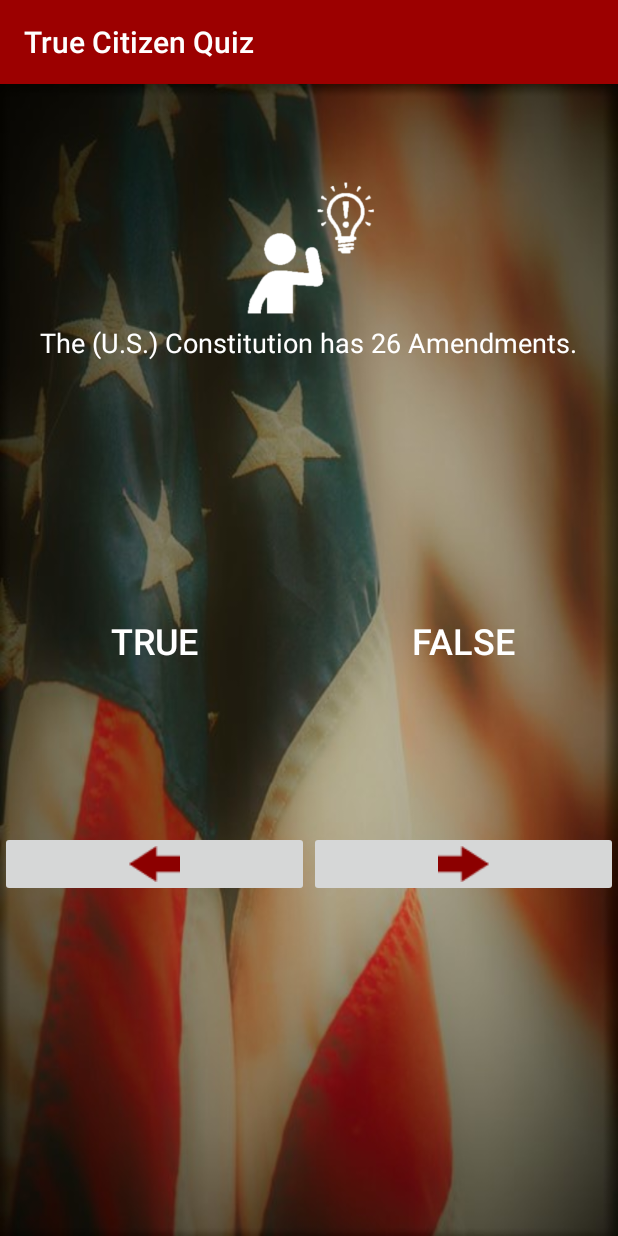
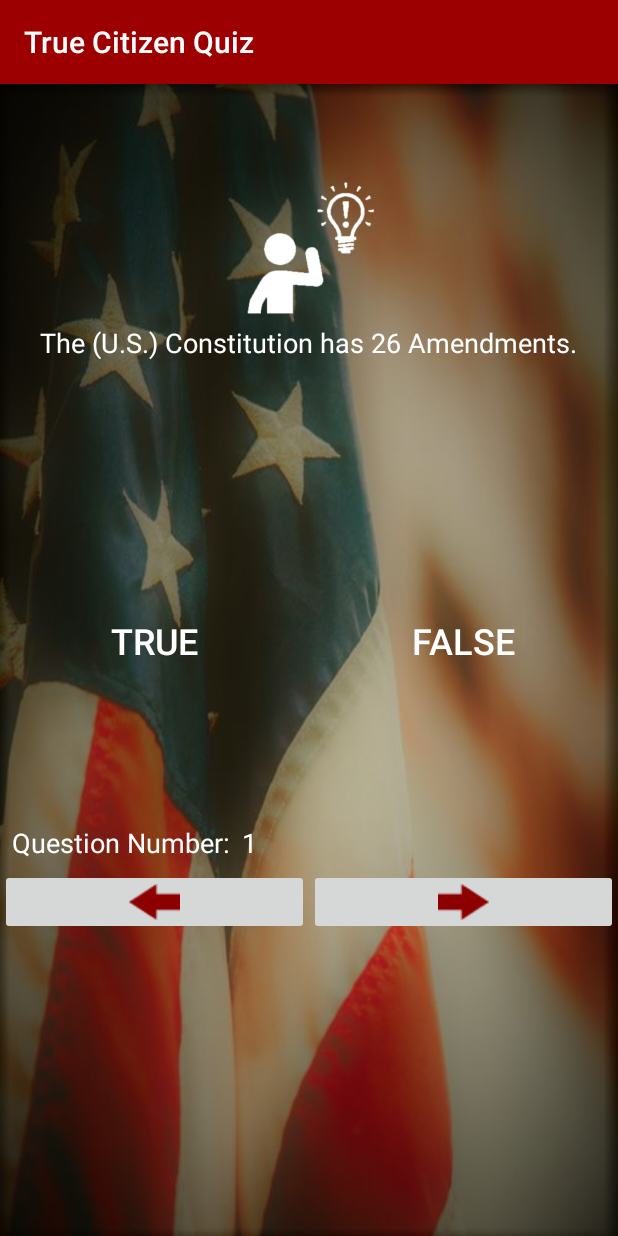
Before and after one commit to KnightsOfAvalon/True_Citizen_Quiz, an Android app: the screen it shows after launch (MainActivity), on a phone screen of 412 x 824 dp. Run offline under Robolectric (Android 15) with nearby library versions, the phone set to English and light mode, and no system bars.

Commit message:
Added text to display question number

```diff
--- a/app/src/main/java/com/example/truecitizenquiz/MainActivity.java
+++ b/app/src/main/java/com/example/truecitizenquiz/MainActivity.java
@@ -17,6 +17,7 @@ public class MainActivity extends AppCompatActivity implements View.OnClickListe
     private ImageButton nextButton;
     private ImageButton previousButton;
     private TextView questionTextView;
+    private TextView questionNumber;
 
     private int currentQuestionIndex = 0;
 
@@ -41,9 +42,11 @@ public class MainActivity extends AppCompatActivity implements View.OnClickListe
         trueButton = findViewById(R.id.true_button);
         nextButton = findViewById(R.id.next_button);
         previousButton = findViewById(R.id.previous_button);
+        questionNumber = findViewById(R.id.question_number);
+        questionTextView = findViewById(R.id.answer_text_view);
 
-        questionTextView = findViewById(R.id.answer_text_view);
         questionTextView.setText(questionBank[currentQuestionIndex].getAnswerResId());
+        questionNumber.setText(String.valueOf(currentQuestionIndex + 1));
 
 
         falseButton.setOnClickListener(this);
@@ -76,6 +79,7 @@ public class MainActivity extends AppCompatActivity implements View.OnClickListe
 
     private void updateQuestion() {
         questionTextView.setText(questionBank[currentQuestionIndex].getAnswerResId());
+        questionNumber.setText(String.valueOf(currentQuestionIndex + 1));
     }
 
     private void checkAnswer(boolean userAnswer) {
--- a/app/src/main/res/layout/activity_main.xml
+++ b/app/src/main/res/layout/activity_main.xml
@@ -57,8 +57,36 @@
 
     <LinearLayout
         android:orientation="horizontal"
+        android:layout_marginTop="95dp"
+        android:layout_width="match_parent"
+        android:layout_height="wrap_content">
+
+        <TextView
+            android:id="@+id/question_number_text"
+            android:layout_marginStart="8dp"
+            android:layout_marginEnd="8dp"
+            android:textSize="18sp"
+            android:textColor="@android:color/white"
+            android:text="@string/question_number_text"
+            android:layout_width="wrap_content"
+            android:layout_height="wrap_content" />
+
+        <TextView
+            android:id="@+id/question_number"
+            android:textColor="@android:color/white"
+            android:textSize="18sp"
+            android:text="@string/question_number"
+            android:layout_width="wrap_content"
+            android:layout_height="wrap_content" />
+
+
+    </LinearLayout>
+
+
+    <LinearLayout
+        android:orientation="horizontal"
         android:weightSum="2"
-        android:layout_marginTop="100dp"
+        android:layout_marginTop="5dp"
         android:layout_width="match_parent"
         android:layout_height="wrap_content">
 
--- a/app/src/main/res/values/strings.xml
+++ b/app/src/main/res/values/strings.xml
@@ -17,4 +17,6 @@
     <string name="next_button">Go To Next Question</string>
     <string name="thinking_person_description">thinking person</string>
     <string name="previous_button">Go To Previous Question</string>
+    <string name="question_number_text">Question Number:</string>
+    <string name="question_number">0</string>
 </resources>
```
